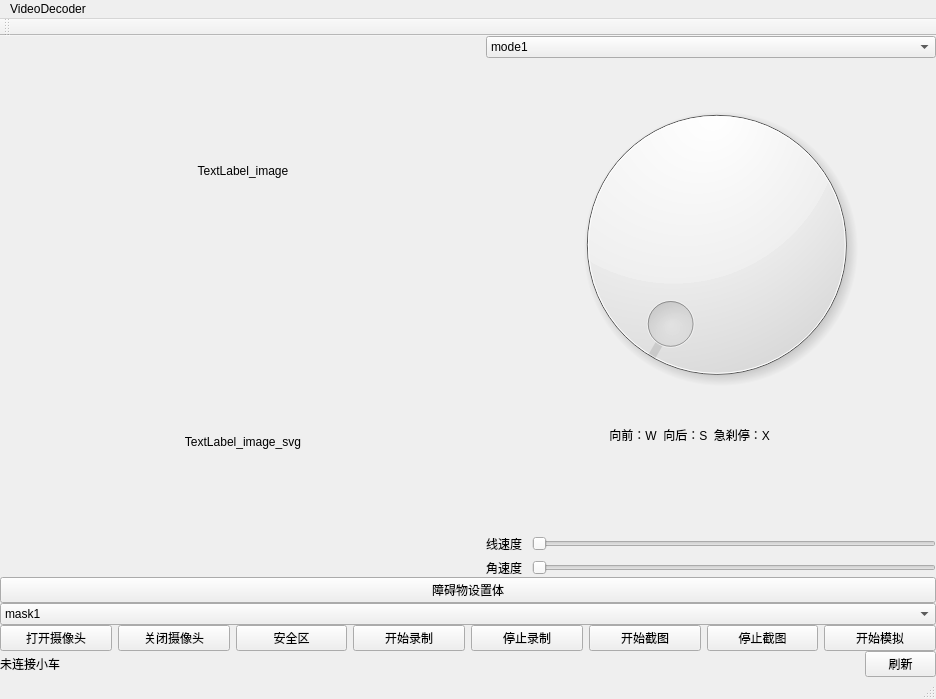
Old version of the form nav.autolabor/mainwindow.ui in the repository blacksherry0831/gSLICr.
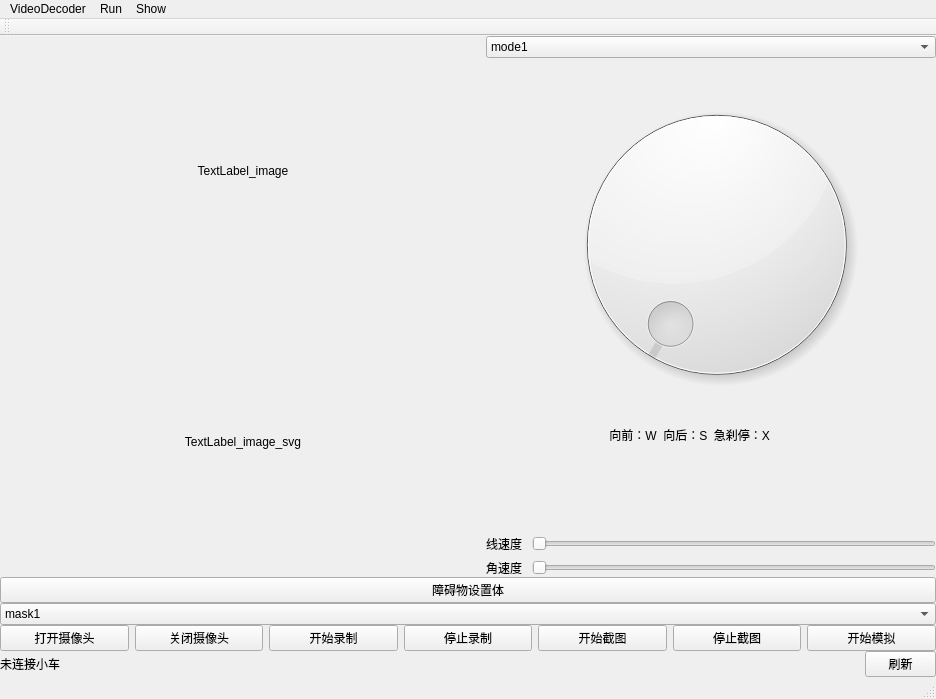
New version of the form. Custom widgets are drawn as their Qt base class.

The edit to the form file:
```diff
--- a/nav.autolabor/mainwindow.ui
+++ b/nav.autolabor/mainwindow.ui
@@ -400,13 +400,6 @@
           </property>
          </widget>
         </item>
-        <item>
-         <widget class="QPushButton" name="safe_area">
-          <property name="text">
-           <string>安全区</string>
-          </property>
-         </widget>
-        </item>
         <item>
          <widget class="QPushButton" name="start">
           <property name="text">
@@ -502,7 +495,23 @@
     <addaction name="menuSize"/>
     <addaction name="menuColorMode"/>
    </widget>
+   <widget class="QMenu" name="menuRun">
+    <property name="title">
+     <string>Run</string>
+    </property>
+    <addaction name="actionRunOnce"/>
+    <addaction name="actionRun"/>
+   </widget>
+   <widget class="QMenu" name="menuShow">
+    <property name="title">
+     <string>Show</string>
+    </property>
+    <addaction name="actionShowSafeArea"/>
+    <addaction name="actionShowRunDirection"/>
+   </widget>
    <addaction name="menuVideoDecoder"/>
+   <addaction name="menuRun"/>
+   <addaction name="menuShow"/>
   </widget>
   <widget class="QToolBar" name="mainToolBar">
    <attribute name="toolBarArea">
```
Left out of the diff: 32 changed lines with no effect on the pictures.
